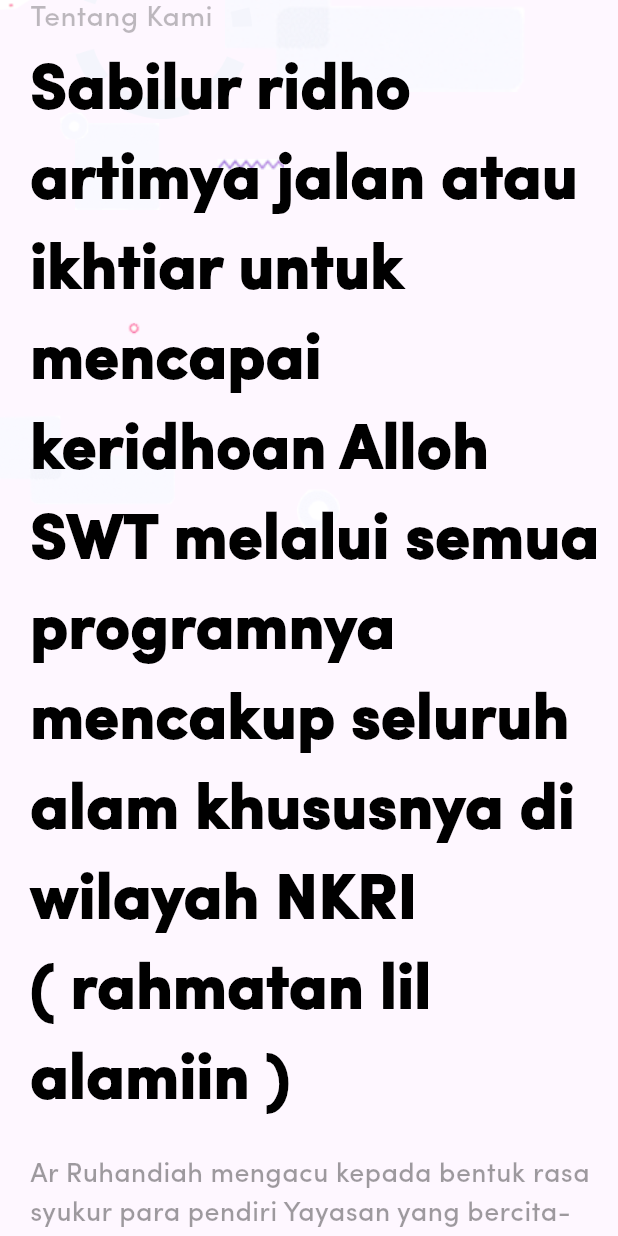
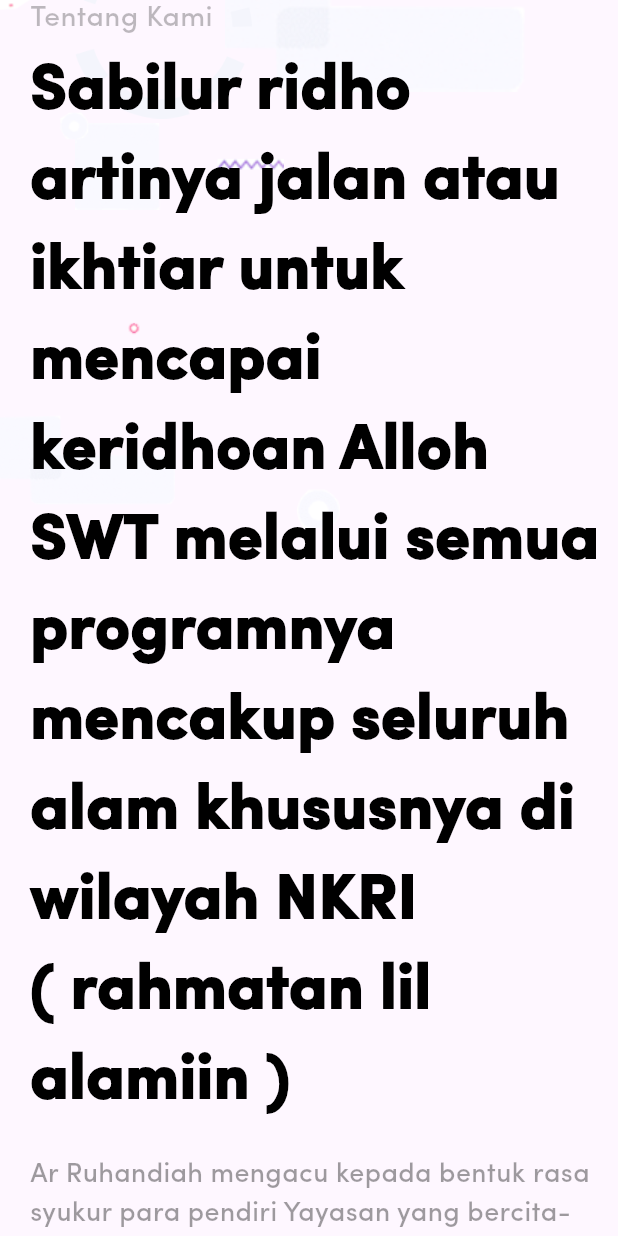
Before and after one commit to wafiqmuhaz/sabil, a Flutter app: the screen it shows after launch, scrolled down 576 dp, on a phone screen of 412 x 824 dp. Run offline on Flutter 3.47's test engine with Material 3 defaults, Android fonts, the phone set to English and light mode, and no system bars; our stand-ins replace carousel_slider, eva_icons_flutter.

Commit message:
rev 1: Text home

```diff
--- a/lib/Screen/Home_Screen/Widget_Screen/header_content1.dart
+++ b/lib/Screen/Home_Screen/Widget_Screen/header_content1.dart
@@ -93,7 +93,7 @@ class DesktopHeaderContent1 extends StatelessWidget {
                           height: 5.0,
                         ),
                         Text(
-                          "Sabilur ridho artimya jalan atau ikhtiar untuk mencapai keridhoan Alloh SWT melalui semua programnya mencakup seluruh alam khususnya di wilayah NKRI ( rahmatan lil alamiin )",
+                          "Sabilur ridho artinya jalan atau ikhtiar untuk mencapai keridhoan Alloh SWT melalui semua programnya mencakup seluruh alam khususnya di wilayah NKRI ( rahmatan lil alamiin )",
                           style: TextStyle(
                               fontFamily: "Sofia",
                               color: Colors.black,
@@ -231,7 +231,7 @@ class MobileHeaderContent1 extends StatelessWidget {
                               height: 5.0,
                             ),
                             Text(
-                              "Sabilur ridho artimya jalan atau ikhtiar untuk mencapai keridhoan Alloh SWT melalui semua programnya mencakup seluruh alam khususnya di wilayah NKRI ( rahmatan lil alamiin )",
+                              "Sabilur ridho artinya jalan atau ikhtiar untuk mencapai keridhoan Alloh SWT melalui semua programnya mencakup seluruh alam khususnya di wilayah NKRI ( rahmatan lil alamiin )",
                               style: TextStyle(
                                   fontFamily: "Sofia",
                                   color: Colors.black,
```
